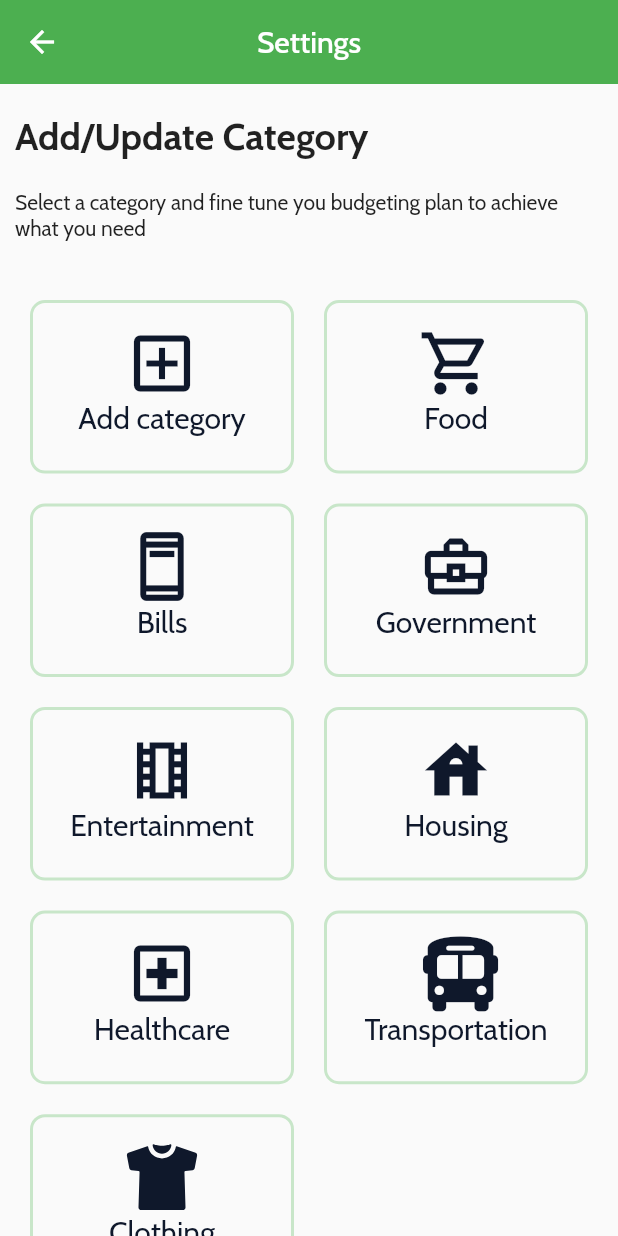
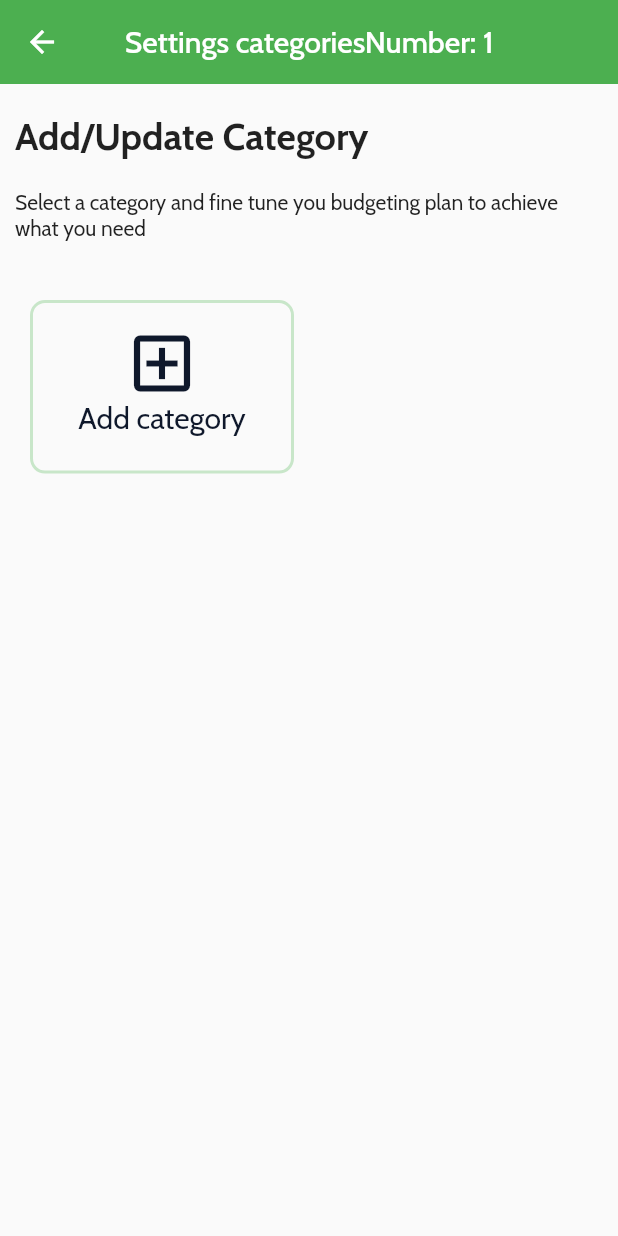
Before and after one commit to captainmio/expenses_management_app, a Flutter app: the screen it shows after launch, scrolled down 576 dp, after a tap on the "settings" icon, on a phone screen of 412 x 824 dp. Run offline on Flutter 3.47's test engine with Material 2 defaults, Android fonts, the phone set to English and light mode, and no system bars; our stand-ins replace fl_chart, flutter_vector_icons, google_fonts, sqflite; missing offline and left inert: flex_color_picker; accounts and stored records are empty.

Commit message:
pull categories from database and display it to category screen

```diff
--- a/lib/models/category_model.dart
+++ b/lib/models/category_model.dart
@@ -1,8 +1,31 @@
 import 'package:flutter/material.dart';
+import 'package:flutter_vector_icons/flutter_vector_icons.dart';
+
+const iconToUse = FontAwesome.bus;
 
 class CategoryModel {
   final int? id;
   final String title;
   final IconData icon;
-  CategoryModel({this.id, required this.title, required this.icon});
+  final Color? color;
+  final int canDelete;
+
+  CategoryModel(
+      {this.id,
+      required this.title,
+      required this.icon,
+      required this.color,
+      required this.canDelete});
+
+  factory CategoryModel.fromJson(Map<String, dynamic> json) => CategoryModel(
+        id: json["id"],
+        title: json["title"],
+        color: Color(json["color"]),
+        icon: IconData(
+          json["icon"],
+          fontFamily: iconToUse.fontFamily,
+          fontPackage: iconToUse.fontPackage,
+        ),
+        canDelete: json["canDelete"],
+      );
 }
--- a/lib/provider_models/provider_config_model.dart
+++ b/lib/provider_models/provider_config_model.dart
@@ -2,58 +2,76 @@ import 'package:flutter/material.dart';
 import 'package:flutter_vector_icons/flutter_vector_icons.dart';
 
 import '../models/category_model.dart';
+import '../services/categories.dart';
 
 class ProviderConfigModel extends ChangeNotifier {
   int currentIndex = 0;
+
   List<CategoryModel> categories = [
-    CategoryModel(
-      title: 'Add category',
-      icon: Icons.add_box_outlined,
-    ),
-    CategoryModel(
-      id: 1,
-      title: 'Food',
-      icon: Icons.local_grocery_store_outlined,
-    ),
-    CategoryModel(
-      id: 2,
-      title: 'Bills',
-      icon: Icons.ad_units_outlined,
-    ),
-    CategoryModel(
-      id: 3,
-      title: 'Government',
-      icon: Icons.business_center_outlined,
-    ),
-    CategoryModel(
-      id: 4,
-      title: 'Entertainment',
-      icon: Icons.local_movies_outlined,
-    ),
-    CategoryModel(
-      id: 5,
-      title: 'Housing',
-      icon: Icons.house,
-    ),
-    CategoryModel(
-      id: 6,
-      title: 'Healthcare',
-      icon: Icons.local_hospital_outlined,
-    ),
-    CategoryModel(
-      id: 7,
-      title: 'Transportation',
-      icon: FontAwesome.bus,
-    ),
-    CategoryModel(
-      id: 8,
-      title: 'Clothing',
-      icon: Ionicons.shirt,
-    ),
+    // CategoryModel(
+    //   id: 1,
+    //   title: 'Food',
+    //   icon: Icons.local_grocery_store_outlined,
+    // ),
+    // CategoryModel(
+    //   id: 2,
+    //   title: 'Bills',
+    //   icon: Icons.ad_units_outlined,
+    // ),
+    // CategoryModel(
+    //   id: 3,
+    //   title: 'Government',
+    //   icon: Icons.business_center_outlined,
+    // ),
+    // CategoryModel(
+    //   id: 4,
+    //   title: 'Entertainment',
+    //   icon: Icons.local_movies_outlined,
+    // ),
+    // CategoryModel(
+    //   id: 5,
+    //   title: 'Housing',
+    //   icon: Icons.house,
+    // ),
+    // CategoryModel(
+    //   id: 6,
+    //   title: 'Healthcare',
+    //   icon: Icons.local_hospital_outlined,
+    // ),
+    // CategoryModel(
+    //   id: 7,
+    //   title: 'Transportation',
+    //   icon: FontAwesome.bus,
+    // ),
+    // CategoryModel(
+    //   id: 8,
+    //   title: 'Clothing',
+    //   icon: Ionicons.shirt,
+    // ),
   ];
+
+  int get getCurrentIndex => currentIndex;
+  List<CategoryModel> get getCategories => categories;
 
   void updateCurrentIndex(int index) {
     currentIndex = index;
     notifyListeners();
   }
+
+  Future<void> getcategories() async {
+    final List<CategoryModel> toAdd = [];
+    final result = await Categories.getCategories();
+    toAdd.addAll([
+      CategoryModel(
+        title: 'Add category',
+        color: Colors.transparent,
+        canDelete: 0,
+        icon: Icons.add_box_outlined,
+      ),
+      ...result
+    ]);
+
+    categories = toAdd;
+    notifyListeners();
+  }
 }
--- a/lib/screens/add_update_category.dart
+++ b/lib/screens/add_update_category.dart
@@ -64,7 +64,9 @@ class _AddUpdateCategoryScreenState extends State<AddUpdateCategoryScreen> {
 
       await Categories.createCategory(
               name, selectedIcon!.codePoint, categoryType, selectedColor!.value)
-          .then((value) => _goBack());
+          .then((value) {
+        _goBack();
+      });
     }
   }
 
--- a/lib/screens/category.dart
+++ b/lib/screens/category.dart
@@ -1,4 +1,5 @@
 import 'package:expenses_management_app/models/category_model.dart';
+import 'package:expenses_management_app/services/categories.dart';
 import 'package:expenses_management_app/widgets/category_box.dart';
 import 'package:flutter/material.dart';
 import 'package:provider/provider.dart';
@@ -7,16 +8,29 @@ import '../provider_models/provider_config_model.dart';
 import '../widgets/app_bar.dart';
 import 'add_update_category.dart';
 
-class CategoryScreen extends StatelessWidget {
+class CategoryScreen extends StatefulWidget {
   const CategoryScreen({super.key});
+
+  @override
+  State<CategoryScreen> createState() => _CategoryScreenState();
+}
+
+class _CategoryScreenState extends State<CategoryScreen> {
+  @override
+  void initState() {
+    super.initState();
+    Provider.of<ProviderConfigModel>(context, listen: false).getcategories();
+  }
 
   @override
   Widget build(BuildContext context) {
     final providerPageModel = Provider.of<ProviderConfigModel>(context);
-    List<CategoryModel> categories = providerPageModel.categories;
+
+    List<CategoryModel> categories = providerPageModel.getCategories;
+
     return Scaffold(
-      appBar: const CustomAppBar(
-        title: "Settings",
+      appBar: CustomAppBar(
+        title: "Settings categoriesNumber: ${categories.length}",
         center: true,
       ),
       body: SingleChildScrollView(
@@ -66,7 +80,10 @@ class CategoryScreen extends StatelessWidget {
                                       id: categories[index].id,
                                       title: categories[index].title,
                                       icon: categories[index].icon,
-                                    )));
+                                    ))).then((value) =>
+                            Provider.of<ProviderConfigModel>(context,
+                                    listen: false)
+                                .getcategories());
                       },
                       child: Padding(
                         padding: const EdgeInsets.all(10),
--- a/lib/services/categories.dart
+++ b/lib/services/categories.dart
@@ -1,15 +1,17 @@
 import 'package:sqflite/sqflite.dart' as sql;
+
+import '../models/category_model.dart';
 
 class Categories {
   static Future<void> createTable(sql.Database database) async {
     await database.execute("""CREATE TABLE categories(
       id INTEGER PRIMARY KEY AUTOINCREMENT NOT NULL,
-      name TEXT NOT NULL,
-      icon TEXT NOT NULL,
+      title TEXT NOT NULL,
+      icon INTEGER NOT NULL,
       type TEXT NOT NULL,
-      color TEXT NOT NULL,
-      can_delete INTEGER NOT NULL,
-      created_at TIMESTAMP NOT NULL DEFAULT CURRENT_TIMESTAMP
+      color INTEGER NOT NULL,
+      canDelete INTEGER NOT NULL,
+      createdAt TIMESTAMP NOT NULL DEFAULT CURRENT_TIMESTAMP
     )
 """);
   }
@@ -22,7 +24,7 @@ class Categories {
   }
 
   static Future<int> createCategory(
-    String name,
+    String title,
     int icon,
     String type,
     int color,
@@ -30,15 +32,32 @@ class Categories {
     final db = await Categories.db();
 
     final data = {
-      'name': name,
+      'title': title,
       'icon': icon,
       'type': type,
       'color': color,
-      'can_delete': 1,
+      'canDelete': 1,
     };
 
     final id = await db.insert('categories', data,
         conflictAlgorithm: sql.ConflictAlgorithm.replace);
     return id;
   }
+
+  static Future<List<CategoryModel>> getCategories() async {
+    final db = await Categories.db();
+    final List<Map<String, dynamic>> dbResult =
+        await db.query('categories', orderBy: 'id');
+
+    print(dbResult.toString());
+
+    if (dbResult.isEmpty) {
+      return [];
+    } else {
+      final result =
+          dbResult.map((map) => CategoryModel.fromJson(map)).toList();
+
+      return result;
+    }
+  }
 }
```
